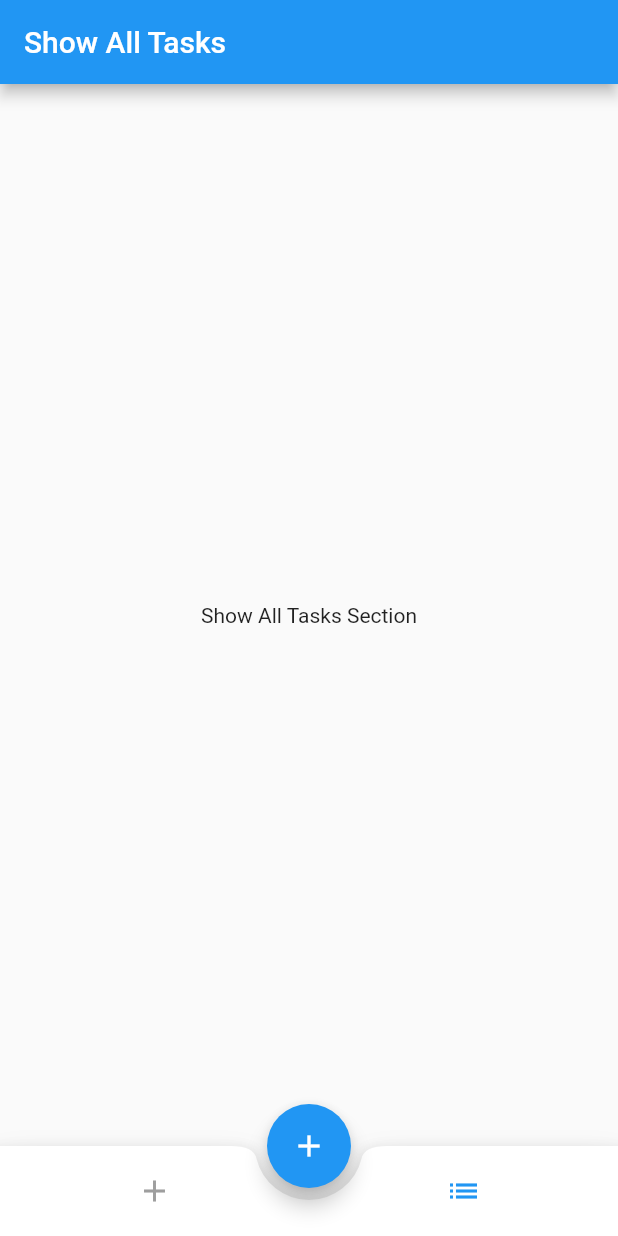
After one commit to ousscher/Todo-App, a Flutter app: the HomePage screen opened directly, after a tap on the "list" icon, on a phone screen of 412 x 824 dp. The commit adds this screen. Run offline on Flutter 3.47's test engine with Material 2 defaults, Android fonts, the phone set to English and light mode, and no system bars; our stand-ins replace flutter_spinkit.

Commit message:
added home page

```diff
--- /dev/null
+++ b/todo_app/lib/src/screens/allTasks.dart
@@ -0,0 +1,10 @@
+import 'package:flutter/material.dart';
+
+class ShowAllTasksSection extends StatelessWidget {
+  @override
+  Widget build(BuildContext context) {
+    return Center(
+      child: Text('Show All Tasks Section'),
+    );
+  }
+}
--- /dev/null
+++ b/todo_app/lib/src/screens/home.dart
@@ -0,0 +1,76 @@
+import 'package:flutter/material.dart';
+import 'allTasks.dart';
+import 'newTask.dart';
+
+void main() {
+  runApp(MyApp());
+}
+
+class MyApp extends StatelessWidget {
+  @override
+  Widget build(BuildContext context) {
+    return MaterialApp(
+      title: 'To-Do App',
+      theme: ThemeData(
+        primarySwatch: Colors.blue,
+      ),
+      home: HomePage(),
+    );
+  }
+}
+
+class HomePage extends StatefulWidget {
+  @override
+  _HomePageState createState() => _HomePageState();
+}
+
+class _HomePageState extends State<HomePage> {
+  bool showAddTask = true;
+
+  @override
+  Widget build(BuildContext context) {
+    return Scaffold(
+      appBar: AppBar(
+        title: Text(showAddTask ? 'Add Task' : 'Show All Tasks'),
+      ),
+      body: showAddTask ? AddTaskSection() : ShowAllTasksSection(),
+      floatingActionButton: FloatingActionButton(
+        onPressed: () {
+          // Add your action here
+        },
+        child: Icon(Icons.add),
+      ),
+      floatingActionButtonLocation: FloatingActionButtonLocation.centerDocked,
+      bottomNavigationBar: BottomAppBar(
+        shape: CircularNotchedRectangle(),
+        notchMargin: 8.0,
+        child: Container(
+          height: 60.0,
+          child: Row(
+            mainAxisAlignment: MainAxisAlignment.spaceAround,
+            children: [
+              IconButton(
+                icon: Icon(Icons.add),
+                onPressed: () {
+                  setState(() {
+                    showAddTask = true;
+                  });
+                },
+                color: showAddTask ? Theme.of(context).primaryColor : Colors.grey,
+              ),
+              IconButton(
+                icon: Icon(Icons.list),
+                onPressed: () {
+                  setState(() {
+                    showAddTask = false;
+                  });
+                },
+                color: !showAddTask ? Theme.of(context).primaryColor : Colors.grey,
+              ),
+            ],
+          ),
+        ),
+      ),
+    );
+  }
+}
--- /dev/null
+++ b/todo_app/lib/src/screens/newTask.dart
@@ -0,0 +1,10 @@
+import 'package:flutter/material.dart';
+
+class AddTaskSection extends StatelessWidget {
+  @override
+  Widget build(BuildContext context) {
+    return Center(
+      child: Text('Add Task Section'),
+    );
+  }
+}
```
Also changed, not shown: todo_app/lib/src/screens/login.dart (+30 -41 lines), todo_app/lib/src/screens/register.dart (+23 -6 lines), todo_app/lib/src/services/auth.dart (+53 -16 lines).
